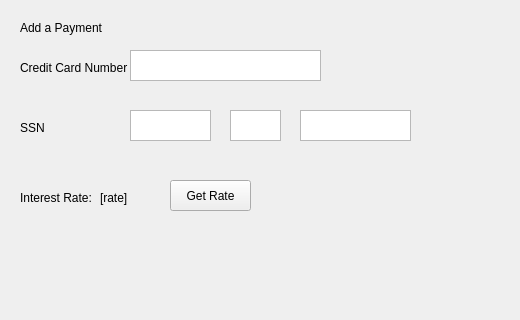
The window that AddPaymentDialog.ui (jordynmarlow/SoftwareEngineering) describes before a commit, drawn with Qt 5; both pictures show x 0 to 520 and y 0 to 320 of the 520 by 473 pixel window.
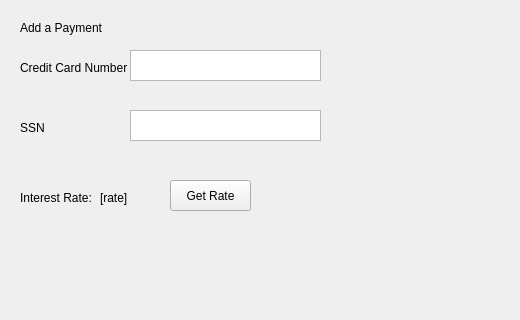
The same window after the commit.

Commit message:
Get Rate button works
GUI and logic implemented for get rate button in add payments dialog

Diff of the .ui file:
```diff
--- a/AddPaymentDialog.ui
+++ b/AddPaymentDialog.ui
@@ -69,23 +69,6 @@
     <string>SSN</string>
    </property>
   </widget>
-  <widget class="QTextEdit" name="textEdit_2">
-   <property name="geometry">
-    <rect>
-     <x>130</x>
-     <y>110</y>
-     <width>81</width>
-     <height>31</height>
-    </rect>
-   </property>
-   <property name="html">
-    <string>&lt;!DOCTYPE HTML PUBLIC &quot;-//W3C//DTD HTML 4.0//EN&quot; &quot;http://www.w3.org/TR/REC-html40/strict.dtd&quot;&gt;
-&lt;html&gt;&lt;head&gt;&lt;meta name=&quot;qrichtext&quot; content=&quot;1&quot; /&gt;&lt;style type=&quot;text/css&quot;&gt;
-p, li { white-space: pre-wrap; }
-&lt;/style&gt;&lt;/head&gt;&lt;body style=&quot; font-family:'MS Shell Dlg 2'; font-size:8.25pt; font-weight:400; font-style:normal;&quot;&gt;
-&lt;p style=&quot;-qt-paragraph-type:empty; margin-top:0px; margin-bottom:0px; margin-left:0px; margin-right:0px; -qt-block-indent:0; text-indent:0px;&quot;&gt;&lt;br /&gt;&lt;/p&gt;&lt;/body&gt;&lt;/html&gt;</string>
-   </property>
-  </widget>
   <widget class="QLabel" name="label_5">
    <property name="geometry">
     <rect>
@@ -125,40 +108,6 @@
     <string>Get Rate</string>
    </property>
   </widget>
-  <widget class="QTextEdit" name="textEdit_3">
-   <property name="geometry">
-    <rect>
-     <x>230</x>
-     <y>110</y>
-     <width>51</width>
-     <height>31</height>
-    </rect>
-   </property>
-   <property name="html">
-    <string>&lt;!DOCTYPE HTML PUBLIC &quot;-//W3C//DTD HTML 4.0//EN&quot; &quot;http://www.w3.org/TR/REC-html40/strict.dtd&quot;&gt;
-&lt;html&gt;&lt;head&gt;&lt;meta name=&quot;qrichtext&quot; content=&quot;1&quot; /&gt;&lt;style type=&quot;text/css&quot;&gt;
-p, li { white-space: pre-wrap; }
-&lt;/style&gt;&lt;/head&gt;&lt;body style=&quot; font-family:'MS Shell Dlg 2'; font-size:8.25pt; font-weight:400; font-style:normal;&quot;&gt;
-&lt;p style=&quot;-qt-paragraph-type:empty; margin-top:0px; margin-bottom:0px; margin-left:0px; margin-right:0px; -qt-block-indent:0; text-indent:0px;&quot;&gt;&lt;br /&gt;&lt;/p&gt;&lt;/body&gt;&lt;/html&gt;</string>
-   </property>
-  </widget>
-  <widget class="QTextEdit" name="textEdit_4">
-   <property name="geometry">
-    <rect>
-     <x>300</x>
-     <y>110</y>
-     <width>111</width>
-     <height>31</height>
-    </rect>
-   </property>
-   <property name="html">
-    <string>&lt;!DOCTYPE HTML PUBLIC &quot;-//W3C//DTD HTML 4.0//EN&quot; &quot;http://www.w3.org/TR/REC-html40/strict.dtd&quot;&gt;
-&lt;html&gt;&lt;head&gt;&lt;meta name=&quot;qrichtext&quot; content=&quot;1&quot; /&gt;&lt;style type=&quot;text/css&quot;&gt;
-p, li { white-space: pre-wrap; }
-&lt;/style&gt;&lt;/head&gt;&lt;body style=&quot; font-family:'MS Shell Dlg 2'; font-size:8.25pt; font-weight:400; font-style:normal;&quot;&gt;
-&lt;p style=&quot;-qt-paragraph-type:empty; margin-top:0px; margin-bottom:0px; margin-left:0px; margin-right:0px; -qt-block-indent:0; text-indent:0px;&quot;&gt;&lt;br /&gt;&lt;/p&gt;&lt;/body&gt;&lt;/html&gt;</string>
-   </property>
-  </widget>
   <widget class="QDialogButtonBox" name="buttonBox">
    <property name="geometry">
     <rect>
@@ -175,6 +124,23 @@
     <set>QDialogButtonBox::Cancel|QDialogButtonBox::Ok</set>
    </property>
   </widget>
+  <widget class="QTextEdit" name="ssn_text">
+   <property name="geometry">
+    <rect>
+     <x>130</x>
+     <y>110</y>
+     <width>191</width>
+     <height>31</height>
+    </rect>
+   </property>
+   <property name="html">
+    <string>&lt;!DOCTYPE HTML PUBLIC &quot;-//W3C//DTD HTML 4.0//EN&quot; &quot;http://www.w3.org/TR/REC-html40/strict.dtd&quot;&gt;
+&lt;html&gt;&lt;head&gt;&lt;meta name=&quot;qrichtext&quot; content=&quot;1&quot; /&gt;&lt;style type=&quot;text/css&quot;&gt;
+p, li { white-space: pre-wrap; }
+&lt;/style&gt;&lt;/head&gt;&lt;body style=&quot; font-family:'MS Shell Dlg 2'; font-size:8.25pt; font-weight:400; font-style:normal;&quot;&gt;
+&lt;p style=&quot;-qt-paragraph-type:empty; margin-top:0px; margin-bottom:0px; margin-left:0px; margin-right:0px; -qt-block-indent:0; text-indent:0px;&quot;&gt;&lt;br /&gt;&lt;/p&gt;&lt;/body&gt;&lt;/html&gt;</string>
+   </property>
+  </widget>
  </widget>
  <resources/>
  <connections/>
```
Left out of the diff: 6 changed lines with no effect on the pictures. The commit also changes 2 other files.
